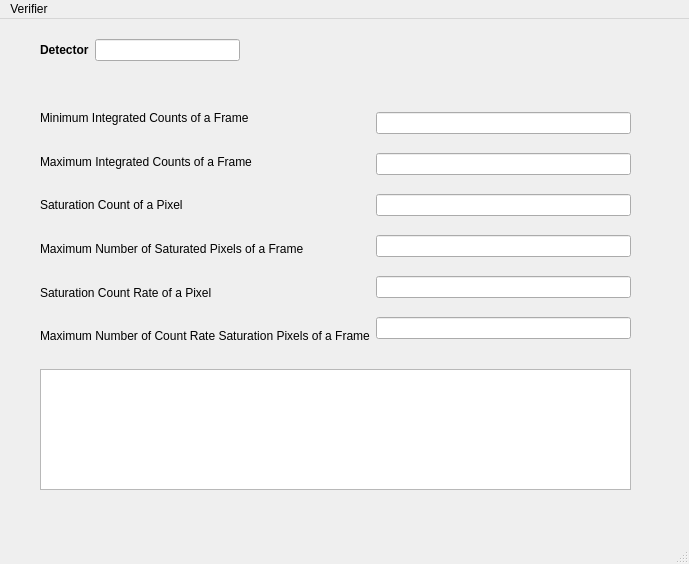
Before: the Qt Designer form config/12id/verui.ui in AdvancedPhotonSource/data-quality, drawn with Qt 5.
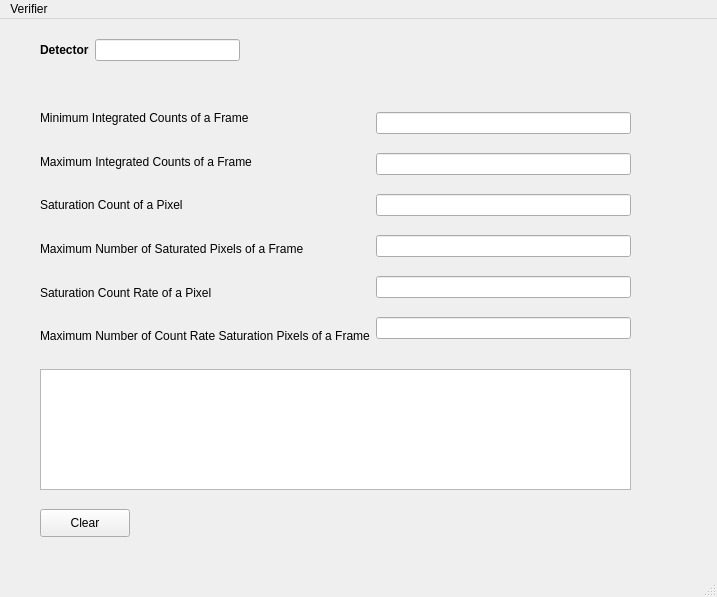
After: the same form once the commit is applied.

Patch:
```diff
--- a/config/12id/verui.ui
+++ b/config/12id/verui.ui
@@ -6,8 +6,8 @@
    <rect>
     <x>0</x>
     <y>0</y>
-    <width>689</width>
-    <height>564</height>
+    <width>717</width>
+    <height>597</height>
    </rect>
   </property>
   <property name="windowTitle">
@@ -125,6 +125,22 @@
       <height>121</height>
      </rect>
     </property>
+    <property name="mouseTracking">
+     <bool>true</bool>
+    </property>
+   </widget>
+   <widget class="QPushButton" name="clear_list">
+    <property name="geometry">
+     <rect>
+      <x>40</x>
+      <y>490</y>
+      <width>90</width>
+      <height>28</height>
+     </rect>
+    </property>
+    <property name="text">
+     <string>Clear</string>
+    </property>
    </widget>
   </widget>
   <widget class="QMenuBar" name="menuBar">
@@ -132,7 +148,7 @@
     <rect>
      <x>0</x>
      <y>0</y>
-     <width>689</width>
+     <width>717</width>
      <height>28</height>
     </rect>
    </property>
```
Left out of the diff: 12 changed lines with no effect on the pictures.
